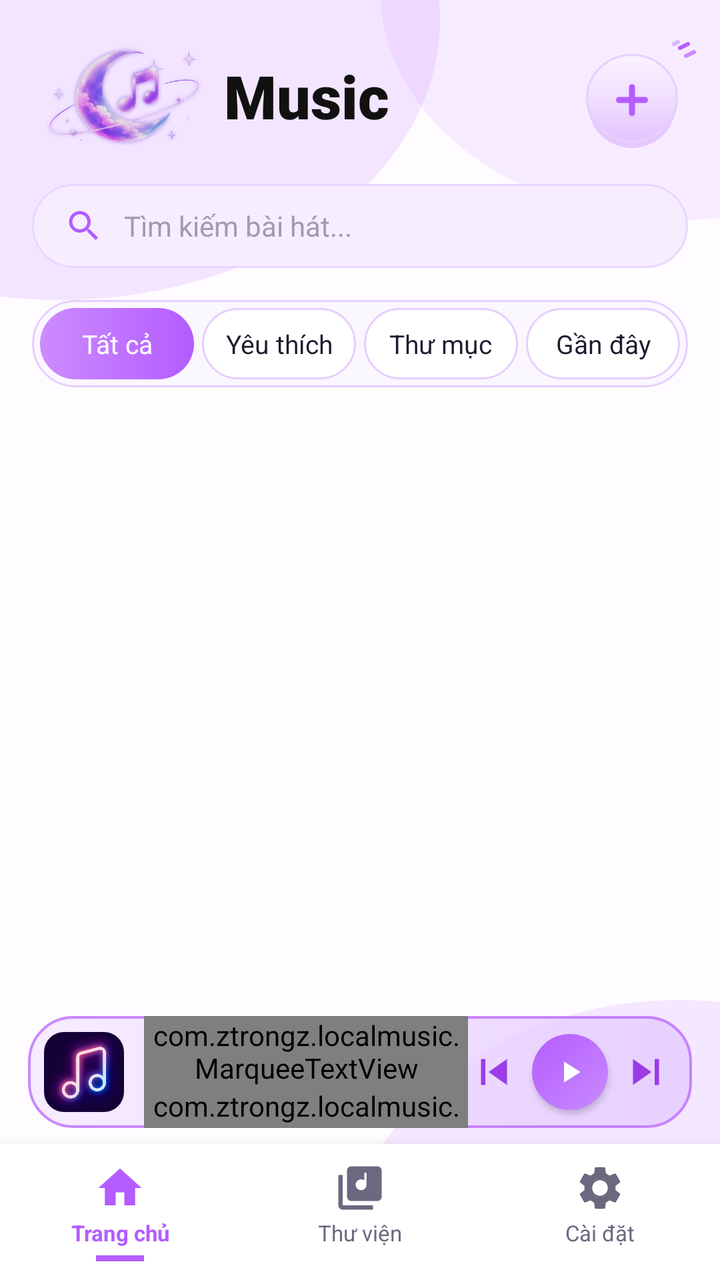
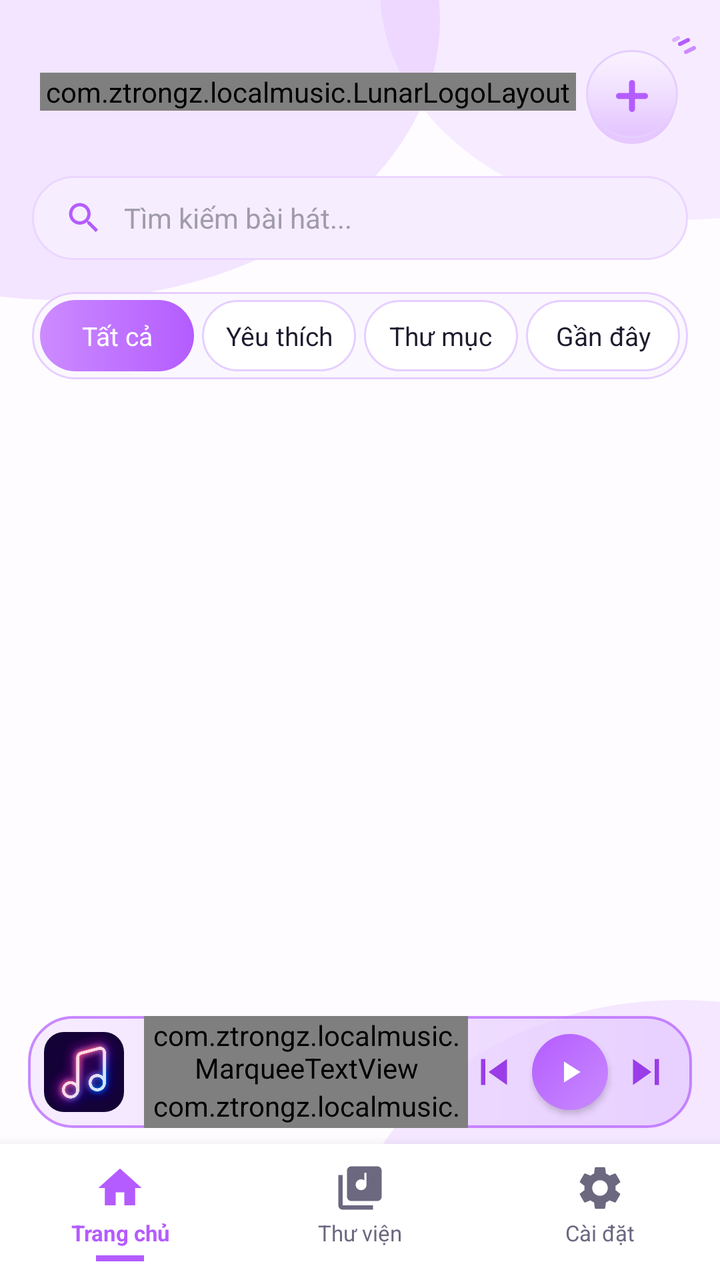

Two renders of the same Android screen: before a commit and after it. Below are the layout's source before the change and the commit's diff.
<!-- AndroidManifest.xml: application theme Theme.LocalMusic -->
<!-- res/layout/activity_main.xml -->
<?xml version="1.0" encoding="utf-8"?>
<androidx.constraintlayout.widget.ConstraintLayout xmlns:android="http://schemas.android.com/apk/res/android"
    xmlns:app="http://schemas.android.com/apk/res-auto"
    android:layout_width="match_parent"
    android:layout_height="match_parent"
    android:background="@drawable/bg_gradient_header">

    
    <LinearLayout
        android:id="@+id/headerLayout"
        android:layout_width="match_parent"
        android:layout_height="wrap_content"
        android:clipChildren="false"
        android:clipToPadding="false"
        android:gravity="center_vertical"
        android:orientation="horizontal"
        android:paddingHorizontal="20dp"
        android:paddingTop="20dp"
        android:paddingBottom="12dp"
        app:layout_constraintTop_toTopOf="parent">

        
        <ImageView
            android:layout_width="84dp"
            android:layout_height="56dp"
            android:importantForAccessibility="no"
            android:scaleType="fitCenter"
            android:src="@drawable/logo_lunar_header" />

        <TextView
            android:layout_width="0dp"
            android:layout_height="wrap_content"
            android:layout_marginStart="8dp"
            android:layout_weight="1"
            android:fontFamily="sans-serif-black"
            android:text="Music"
            android:textColor="#111111"
            android:textSize="30sp" />

        <androidx.constraintlayout.widget.ConstraintLayout
            android:layout_width="52dp"
            android:layout_height="52dp"
            android:clipChildren="false"
            android:clipToPadding="false">

            <ImageButton
                android:id="@+id/btnAdd"
                android:layout_width="48dp"
                android:layout_height="48dp"
                android:background="@drawable/bg_btn_add"
                android:src="@drawable/ic_add_purple"
                app:tint="@null"
                app:layout_constraintBottom_toBottomOf="parent"
                app:layout_constraintEnd_toEndOf="parent" />

            <ImageView
                android:layout_width="24dp"
                android:layout_height="24dp"
                android:src="@drawable/ic_sparkles"
                android:translationX="8dp"
                android:translationY="-6dp"
                app:layout_constraintEnd_toEndOf="@id/btnAdd"
                app:layout_constraintTop_toTopOf="@id/btnAdd" />
        </androidx.constraintlayout.widget.ConstraintLayout>
    </LinearLayout>

    
    <LinearLayout
        android:id="@+id/searchBar"
        android:layout_width="match_parent"
        android:layout_height="42dp"
        android:layout_marginHorizontal="16dp"
        android:layout_marginTop="4dp"
        android:background="@drawable/bg_search"
        android:gravity="center_vertical"
        android:orientation="horizontal"
        android:paddingHorizontal="16dp"
        app:layout_constraintTop_toBottomOf="@id/headerLayout">

        <ImageView
            android:layout_width="20dp"
            android:layout_height="20dp"
            android:src="@drawable/ic_search"
            app:tint="#B45CFF" />

        <EditText
            android:id="@+id/etSearch"
            android:layout_width="match_parent"
            android:layout_height="match_parent"
            android:layout_marginStart="10dp"
            android:background="@null"
            android:hint="Tìm kiếm bài hát..."
            android:imeOptions="actionSearch"
            android:inputType="text"
            android:maxLines="1"
            android:textColor="@color/text_black"
            android:textColorHint="#A09CAB"
            android:textSize="14sp" />
    </LinearLayout>

    
    <LinearLayout
        android:id="@+id/categoriesLayout"
        android:layout_width="match_parent"
        android:layout_height="wrap_content"
        android:layout_marginHorizontal="16dp"
        android:layout_marginTop="16dp"
        android:background="@drawable/bg_category_bar"
        android:gravity="center_vertical"
        android:orientation="horizontal"
        android:padding="4dp"
        app:layout_constraintTop_toBottomOf="@id/searchBar">

        <TextView
            android:id="@+id/chipAll"
            android:layout_width="0dp"
            android:layout_height="wrap_content"
            android:layout_weight="1"
            android:background="@drawable/bg_category_active"
            android:gravity="center"
            android:maxLines="1"
            android:paddingHorizontal="4dp"
            android:paddingVertical="9dp"
            android:text="Tất cả"
            android:textColor="@color/white"
            android:textSize="13sp"
            app:autoSizeMaxTextSize="13sp"
            app:autoSizeMinTextSize="10sp"
            app:autoSizeStepGranularity="1sp"
            app:autoSizeTextType="uniform" />

        <TextView
            android:id="@+id/chipFav"
            android:layout_width="0dp"
            android:layout_height="wrap_content"
            android:layout_marginStart="4dp"
            android:layout_weight="1"
            android:background="@drawable/bg_category_inactive"
            android:gravity="center"
            android:maxLines="1"
            android:paddingHorizontal="4dp"
            android:paddingVertical="9dp"
            android:text="Yêu thích"
            android:textColor="@color/text_black"
            android:textSize="13sp"
            app:autoSizeMaxTextSize="13sp"
            app:autoSizeMinTextSize="10sp"
            app:autoSizeStepGranularity="1sp"
            app:autoSizeTextType="uniform" />

        <TextView
            android:id="@+id/chipFolder"
            android:layout_width="0dp"
            android:layout_height="wrap_content"
            android:layout_marginStart="4dp"
            android:layout_weight="1"
            android:background="@drawable/bg_category_inactive"
            android:gravity="center"
            android:maxLines="1"
            android:paddingHorizontal="4dp"
            android:paddingVertical="9dp"
            android:text="Thư mục"
            android:textColor="@color/text_black"
            android:textSize="13sp"
            app:autoSizeMaxTextSize="13sp"
            app:autoSizeMinTextSize="10sp"
            app:autoSizeStepGranularity="1sp"
            app:autoSizeTextType="uniform" />

        <TextView
            android:id="@+id/chipRecent"
            android:layout_width="0dp"
            android:layout_height="wrap_content"
            android:layout_marginStart="4dp"
            android:layout_weight="1"
            android:background="@drawable/bg_category_inactive"
            android:gravity="center"
            android:maxLines="1"
            android:paddingHorizontal="4dp"
            android:paddingVertical="9dp"
            android:text="Gần đây"
            android:textColor="@color/text_black"
            android:textSize="13sp"
            app:autoSizeMaxTextSize="13sp"
            app:autoSizeMinTextSize="10sp"
            app:autoSizeStepGranularity="1sp"
            app:autoSizeTextType="uniform" />
    </LinearLayout>

    
    <androidx.recyclerview.widget.RecyclerView
        android:id="@+id/recyclerView"
        android:layout_width="match_parent"
        android:layout_height="0dp"
        android:layout_marginTop="8dp"
        android:clipToPadding="false"
        android:paddingBottom="8dp"
        app:layout_constraintBottom_toTopOf="@+id/miniPlayerLayout"
        app:layout_constraintTop_toBottomOf="@id/categoriesLayout" />

    
    <LinearLayout
        android:id="@+id/miniPlayerLayout"
        android:layout_width="match_parent"
        android:layout_height="56dp"
        android:layout_marginHorizontal="14dp"
        android:layout_marginBottom="8dp"
        android:background="@drawable/bg_mini_player"
        android:gravity="center_vertical"
        android:orientation="horizontal"
        android:paddingStart="8dp"
        android:paddingEnd="10dp"
        app:layout_constraintBottom_toTopOf="@+id/bottomNav">

        <androidx.cardview.widget.CardView
            android:layout_width="40dp"
            android:layout_height="40dp"
            app:cardBackgroundColor="@color/bg_light"
            app:cardCornerRadius="10dp"
            app:cardElevation="0dp">

            <ImageView
                android:id="@+id/ivMiniCover"
                android:layout_width="match_parent"
                android:layout_height="match_parent"
                android:scaleType="centerCrop"
                android:src="@drawable/bg_cover_default" />
        </androidx.cardview.widget.CardView>

        <LinearLayout
            android:layout_width="0dp"
            android:layout_height="wrap_content"
            android:layout_marginStart="10dp"
            android:layout_weight="1"
            android:orientation="vertical">

            <com.ztrongz.localmusic.MarqueeTextView
                android:id="@+id/tvNowPlaying"
                android:layout_width="match_parent"
                android:layout_height="wrap_content"
                android:fontFamily="sans-serif-medium"
                android:text="Chưa phát bài nào"
                android:textColor="@color/text_black"
                android:textSize="13sp" />

            <com.ztrongz.localmusic.MarqueeTextView
                android:id="@+id/tvMiniArtist"
                android:layout_width="match_parent"
                android:layout_height="wrap_content"
                android:fontFamily="sans-serif"
                android:text="Local"
                android:textColor="#7C7894"
                android:textSize="11sp" />
        </LinearLayout>

        <ImageView
            android:id="@+id/btnPrev"
            android:layout_width="26dp"
            android:layout_height="26dp"
            android:background="?attr/selectableItemBackgroundBorderless"
            android:src="@drawable/ic_prev"
            app:tint="#9A3CE8" />

        <ImageView
            android:id="@+id/btnPlayPause"
            android:layout_width="38dp"
            android:layout_height="38dp"
            android:layout_marginHorizontal="6dp"
            android:background="@drawable/bg_button_purple"
            android:elevation="2dp"
            android:padding="10dp"
            android:src="@drawable/ic_play"
            app:tint="@color/white" />

        <ImageView
            android:id="@+id/btnNext"
            android:layout_width="26dp"
            android:layout_height="26dp"
            android:background="?attr/selectableItemBackgroundBorderless"
            android:src="@drawable/ic_next"
            app:tint="#9A3CE8" />
    </LinearLayout>

    
    <LinearLayout
        android:id="@+id/bottomNav"
        android:layout_width="match_parent"
        android:layout_height="68dp"
        android:background="@color/white"
        android:elevation="10dp"
        android:gravity="center"
        android:orientation="horizontal"
        app:layout_constraintBottom_toBottomOf="parent">

        <LinearLayout
            android:layout_width="0dp"
            android:layout_height="wrap_content"
            android:layout_weight="1"
            android:gravity="center_horizontal"
            android:orientation="vertical">

            <TextView
                android:layout_width="wrap_content"
                android:layout_height="wrap_content"
                android:drawableTop="@drawable/ic_nav_home"
                android:drawablePadding="2dp"
                android:gravity="center"
                android:text="Trang chủ"
                android:textColor="@color/purple_primary"
                android:textSize="11sp"
                android:textStyle="bold"
                app:drawableTint="@color/purple_primary" />

            <View
                android:layout_width="24dp"
                android:layout_height="3dp"
                android:layout_marginTop="4dp"
                android:background="@color/purple_primary" />
        </LinearLayout>

        <LinearLayout
            android:layout_width="0dp"
            android:layout_height="wrap_content"
            android:layout_weight="1"
            android:gravity="center_horizontal"
            android:orientation="vertical">

            <TextView
                android:layout_width="wrap_content"
                android:layout_height="wrap_content"
                android:drawableTop="@drawable/ic_nav_library"
                android:drawablePadding="2dp"
                android:gravity="center"
                android:text="Thư viện"
                android:textColor="#6B6880"
                android:textSize="11sp"
                app:drawableTint="#6B6880" />

            <View
                android:layout_width="24dp"
                android:layout_height="3dp"
                android:layout_marginTop="4dp"
                android:visibility="invisible" />
        </LinearLayout>

        <LinearLayout
            android:layout_width="0dp"
            android:layout_height="wrap_content"
            android:layout_weight="1"
            android:gravity="center_horizontal"
            android:orientation="vertical">

            <TextView
                android:layout_width="wrap_content"
                android:layout_height="wrap_content"
                android:drawableTop="@drawable/ic_nav_settings"
                android:drawablePadding="2dp"
                android:gravity="center"
                android:text="Cài đặt"
                android:textColor="#6B6880"
                android:textSize="11sp"
                app:drawableTint="#6B6880" />

            <View
                android:layout_width="24dp"
                android:layout_height="3dp"
                android:layout_marginTop="4dp"
                android:visibility="invisible" />
        </LinearLayout>
    </LinearLayout>

</androidx.constraintlayout.widget.ConstraintLayout>
<!-- resources referenced by this layout -->
<resources>
  <color name="bg_light">#FDFAFF</color>
  <color name="purple_primary">#B45CFF</color>
  <color name="text_black">#1F1B2E</color>
  <color name="white">#FFFFFF</color>
  <!-- drawable bg_button_purple (drawable) -->
  <shape xmlns:android="http://schemas.android.com/apk/res/android"
      android:shape="oval">
      <gradient android:angle="135"
          android:startColor="#C98BFF"
          android:endColor="#B45CFF" />
  </shape>
  <!-- drawable bg_category_active (drawable) -->
  <shape xmlns:android="http://schemas.android.com/apk/res/android">
      <gradient android:angle="0" android:startColor="#CC8BFF" android:endColor="#B45CFF" />
      <corners android:radius="20dp" />
  </shape>
  <!-- drawable bg_category_bar (drawable) -->
  <shape xmlns:android="http://schemas.android.com/apk/res/android">
      <solid android:color="#FBF7FF" />
      <corners android:radius="26dp" />
      <stroke android:width="1dp" android:color="#E6CFFF" />
  </shape>
  <!-- drawable bg_category_inactive (drawable) -->
  <shape xmlns:android="http://schemas.android.com/apk/res/android">
      <solid android:color="#FFFFFF" />
      <corners android:radius="20dp" />
      <stroke android:width="1dp" android:color="#E6CFFF" />
  </shape>
  <!-- drawable bg_search (drawable) -->
  <shape xmlns:android="http://schemas.android.com/apk/res/android">
      <solid android:color="#F6EEFF" />
      <corners android:radius="30dp" />
      <stroke android:width="1dp" android:color="#EBD6FF" />
  </shape>
  <!-- drawable ic_nav_home (drawable) -->
  <vector xmlns:android="http://schemas.android.com/apk/res/android"
      android:width="26dp" android:height="26dp"
      android:viewportWidth="24" android:viewportHeight="24">
      <path android:fillColor="#FF000000" android:pathData="M10,20v-6h4v6h5v-8h3L12,3 2,12h3v8z" />
  </vector>
  <!-- drawable ic_next (drawable) -->
  <vector xmlns:android="http://schemas.android.com/apk/res/android" android:width="24dp" android:height="24dp" android:viewportWidth="24" android:viewportHeight="24">
      <path android:fillColor="#333333" android:pathData="M6,18l8.5,-6L6,6v12zM16,6v12h2V6h-2z"/>
  </vector>
  <!-- drawable ic_play (drawable) -->
  <vector xmlns:android="http://schemas.android.com/apk/res/android" android:width="24dp" android:height="24dp" android:viewportWidth="24" android:viewportHeight="24">
      <path android:fillColor="#FFFFFF" android:pathData="M8,5v14l11,-7z"/>
  </vector>
  <!-- drawable ic_prev (drawable) -->
  <vector xmlns:android="http://schemas.android.com/apk/res/android" android:width="24dp" android:height="24dp" android:viewportWidth="24" android:viewportHeight="24">
      <path android:fillColor="#333333" android:pathData="M6,6h2v12H6zm3.5,6l8.5,6V6z"/>
  </vector>
  <style name="Theme.LocalMusic" parent="Theme.Material3.Light.NoActionBar">
          <item name="android:statusBarColor">@color/white</item>
          <item name="android:windowLightStatusBar">true</item>
          <item name="android:windowSplashScreenBackground">#000000</item>
          <item name="android:windowSplashScreenAnimatedIcon">@drawable/logo</item>
      </style>
  <!-- unchanged entries left out for length: 11 -->
</resources>

<!-- the commit's change to res/layout/activity_main.xml (unified diff, before → after) -->
@@ -20,22 +20,125 @@
         app:layout_constraintTop_toTopOf="parent">
 
         
-        <ImageView
-            android:layout_width="84dp"
-            android:layout_height="56dp"
-            android:importantForAccessibility="no"
-            android:scaleType="fitCenter"
-            android:src="@drawable/logo_lunar_header" />
-
-        <TextView
-            android:layout_width="0dp"
-            android:layout_height="wrap_content"
-            android:layout_marginStart="8dp"
-            android:layout_weight="1"
-            android:fontFamily="sans-serif-black"
-            android:text="Music"
-            android:textColor="#111111"
-            android:textSize="30sp" />
+        <com.ztrongz.localmusic.LunarLogoLayout
+            android:layout_width="0dp"
+            android:layout_height="wrap_content"
+            android:layout_weight="1"
+            android:clipChildren="false"
+            android:clipToPadding="false"
+            android:gravity="center_vertical"
+            android:orientation="horizontal">
+
+            
+            <FrameLayout
+                android:layout_width="84dp"
+                android:layout_height="56dp"
+                android:clipChildren="false"
+                android:clipToPadding="false">
+
+                <ImageView
+                    android:id="@+id/ivLunarGlow"
+                    android:layout_width="match_parent"
+                    android:layout_height="match_parent"
+                    android:alpha="0.1"
+                    android:importantForAccessibility="no"
+                    android:scaleType="fitCenter"
+                    android:src="@drawable/logo_lunar_header"
+                    app:tint="#8B5CF6" />
+
+                <ImageView
+                    android:id="@+id/ivLunarMoon"
+                    android:layout_width="match_parent"
+                    android:layout_height="match_parent"
+                    android:importantForAccessibility="no"
+                    android:scaleType="fitCenter"
+                    android:src="@drawable/logo_lunar_header" />
+
+                <ImageView
+                    android:id="@+id/ivSparkle1"
+                    android:layout_width="12dp"
+                    android:layout_height="12dp"
+                    android:layout_marginStart="51dp"
+                    android:layout_marginTop="6dp"
+                    android:alpha="0"
+                    android:importantForAccessibility="no"
+                    android:src="@drawable/ic_logo_sparkle" />
+
+                <ImageView
+                    android:id="@+id/ivSparkle2"
+                    android:layout_width="9dp"
+                    android:layout_height="9dp"
+                    android:layout_marginStart="70dp"
+                    android:layout_marginTop="4dp"
+                    android:alpha="0"
+                    android:importantForAccessibility="no"
+                    android:src="@drawable/ic_logo_sparkle" />
+
+                <ImageView
+                    android:id="@+id/ivSparkle3"
+                    android:layout_width="9dp"
+                    android:layout_height="9dp"
+                    android:layout_marginStart="4dp"
+                    android:layout_marginTop="22dp"
+                    android:alpha="0"
+                    android:importantForAccessibility="no"
+                    android:src="@drawable/ic_logo_sparkle" />
+            </FrameLayout>
+
+            
+            <LinearLayout
+                android:layout_width="wrap_content"
+                android:layout_height="wrap_content"
+                android:layout_marginStart="4dp"
+                android:clipChildren="false"
+                android:clipToPadding="false"
+                android:gravity="center_horizontal"
+                android:orientation="vertical">
+
+                <TextView
+                    android:id="@+id/tvLunar"
+                    android:layout_width="wrap_content"
+                    android:layout_height="wrap_content"
+                    android:fontFamily="sans-serif-medium"
+                    android:includeFontPadding="false"
+                    android:letterSpacing="0.02"
+                    android:shadowColor="#CC8B5CF6"
+                    android:shadowRadius="8"
+                    android:text="Lunar"
+                    android:textColor="#6D28D9"
+                    android:textSize="32sp"
+                    android:textStyle="bold" />
+
+                <LinearLayout
+                    android:layout_width="wrap_content"
+                    android:layout_height="wrap_content"
+                    android:layout_marginTop="2dp"
+                    android:gravity="center_vertical"
+                    android:orientation="horizontal">
+
+                    <View
+                        android:layout_width="12dp"
+                        android:layout_height="1dp"
+                        android:background="#A78BFA" />
+
+                    <TextView
+                        android:layout_width="wrap_content"
+                        android:layout_height="wrap_content"
+                        android:layout_marginHorizontal="5dp"
+                        android:fontFamily="sans-serif-medium"
+                        android:includeFontPadding="false"
+                        android:letterSpacing="0.3"
+                        android:text="Music"
+                        android:textColor="#8B5CF6"
+                        android:textSize="12sp" />
+
+                    <View
+                        android:layout_width="12dp"
+                        android:layout_height="1dp"
+                        android:background="#A78BFA" />
+                </LinearLayout>
+            </LinearLayout>
+        </com.ztrongz.localmusic.LunarLogoLayout>
 
         <androidx.constraintlayout.widget.ConstraintLayout
             android:layout_width="52dp"
<!-- resource entries referenced after the edit -->
@@ -34,6 +34,20 @@
       <corners android:radius="30dp" />
       <stroke android:width="1dp" android:color="#EBD6FF" />
   </shape>
+  <!-- drawable ic_logo_sparkle (drawable) -->
+  <?xml version="1.0" encoding="utf-8"?>
+  <vector xmlns:android="http://schemas.android.com/apk/res/android"
+      android:width="24dp"
+      android:height="24dp"
+      android:viewportWidth="24"
+      android:viewportHeight="24">
+      <path
+          android:fillColor="#A78BFA"
+          android:pathData="M12,0 C12.8,7 17,11.2 24,12 C17,12.8 12.8,17 12,24 C11.2,17 7,12.8 0,12 C7,11.2 11.2,7 12,0 Z" />
+      <path
+          android:fillColor="#FFFFFF"
+          android:pathData="M12,6 C12.4,9.6 14.4,11.6 18,12 C14.4,12.4 12.4,14.4 12,18 C11.6,14.4 9.6,12.4 6,12 C9.6,11.6 11.6,9.6 12,6 Z" />
+  </vector>
   <!-- drawable ic_nav_home (drawable) -->
   <vector xmlns:android="http://schemas.android.com/apk/res/android"
       android:width="26dp" android:height="26dp"
